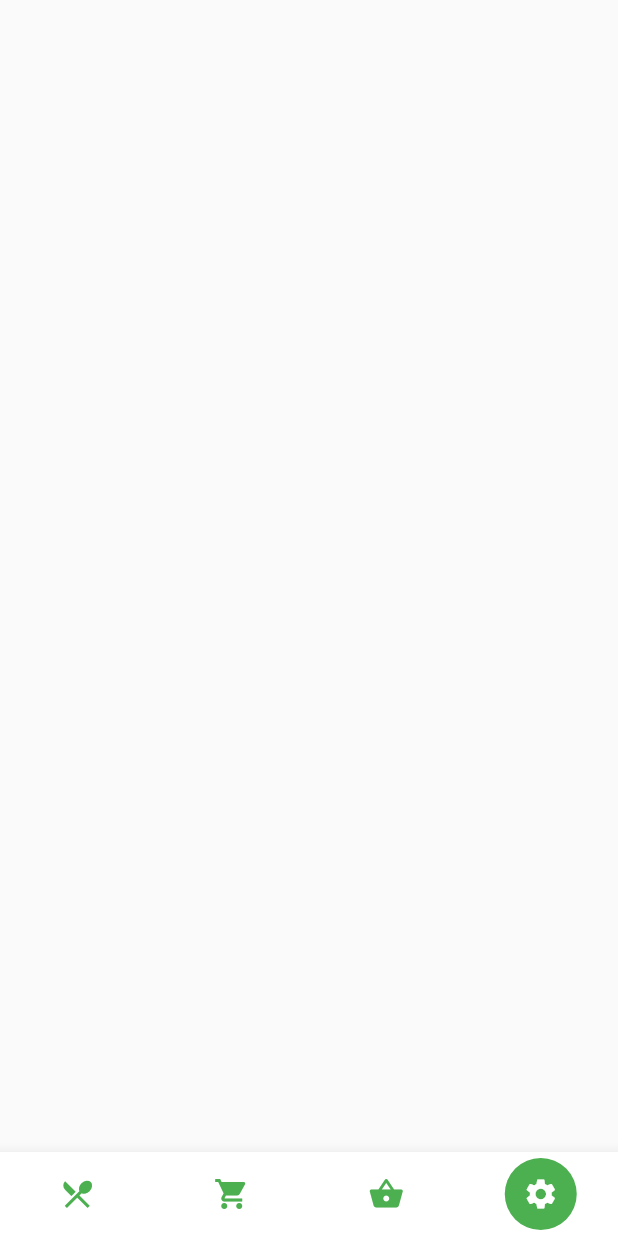
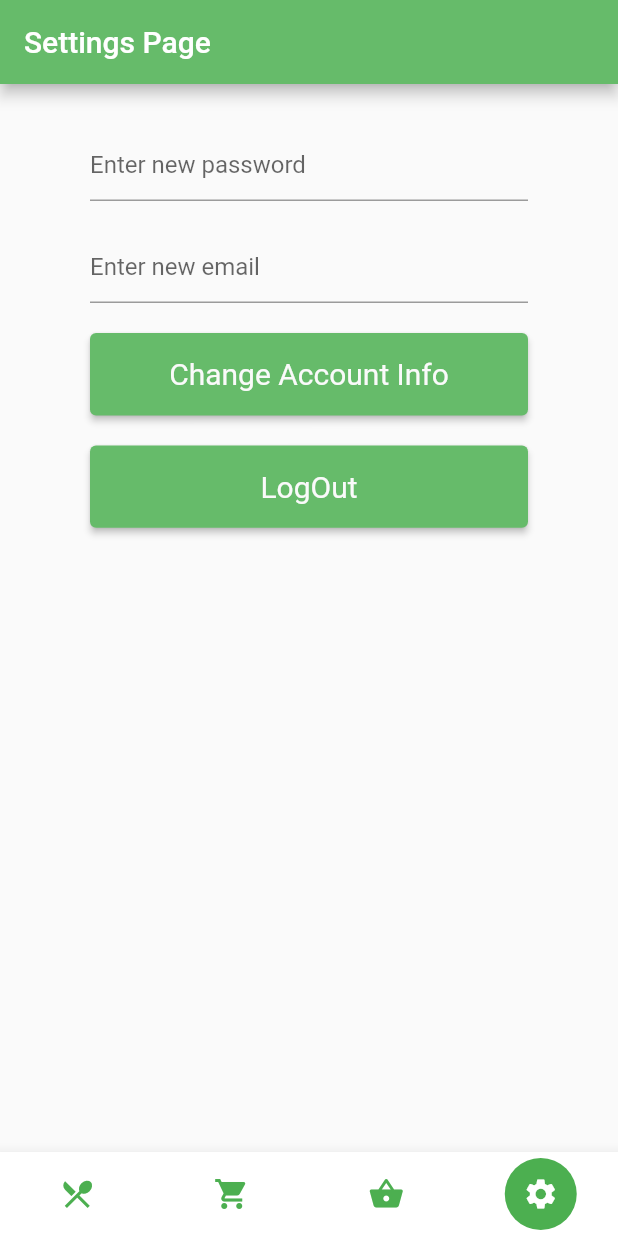
Before and after one commit to Tyler-McQueen/MagicRecipe, a Flutter app: the screen it shows once a user with an empty profile is signed in, item 4 of the bottom bar chosen, on a phone screen of 412 x 824 dp. Run offline on Flutter 3.47's test engine with Material 2 defaults, Android fonts, the light colour scheme and no system bars; drawn by our look-alikes of flutter_snake_navigationbar; our stand-ins replace cloud_firestore, firebase_auth, firebase_core; missing offline and left inert: animated_snack_bar, mobile_scanner, qr_code_scanner; accounts and stored records are empty; network calls fail.

Commit message:
minor bug fixes

```diff
--- a/Test_Project/test_project/lib/screens/pages/Barcode/barcodetest2.dart
+++ b/Test_Project/test_project/lib/screens/pages/Barcode/barcodetest2.dart
@@ -69,6 +69,7 @@ class BarcodeTest4State extends State<BarcodeTest4> {
                                             onPressed: () {
                                               Map<String, dynamic> map = {
                                                 'name': data!['Name'],
+                                                'itemID': data['itemID'],
                                                 'img': data!['img']
                                               };
                                               final User? user =
--- a/Test_Project/test_project/lib/screens/pages/Settings/settings.dart
+++ b/Test_Project/test_project/lib/screens/pages/Settings/settings.dart
@@ -1,7 +1,5 @@
+import 'package:firebase_auth/firebase_auth.dart';
 import 'package:flutter/material.dart';
-import 'package:cloud_firestore/cloud_firestore.dart';
-import 'package:firebase_storage/firebase_storage.dart';
-import 'package:test_project/screens/pages/Pantry/pantryHome.dart';
 
 class Settings extends StatefulWidget {
   @override
@@ -10,8 +8,101 @@ class Settings extends StatefulWidget {
 
 class _SettingsState extends State<Settings> {
   int count = 0;
+
+  final _formKey = GlobalKey<FormState>();
+
+  var newPassword = '';
+  var newEmail = '';
+
+  final newPasswordController = TextEditingController();
+  final newEmailController = TextEditingController();
+
+  @override
+  void dispose() {
+    newPasswordController.dispose();
+    newEmailController.dispose();
+    super.dispose();
+  }
+
+  final currentUser = FirebaseAuth.instance.currentUser!;
+
+  changeUserInfo() async {
+    try {
+      await currentUser?.updateEmail(newEmail);
+    } catch (error) {}
+
+    try {
+      await currentUser!.updatePassword(newPassword);
+    } catch (error) {}
+
+    FirebaseAuth.instance.signOut();
+  }
+
   @override
   Widget build(BuildContext context) {
-    return Scaffold(body: Stack());
+    final screenHeight = MediaQuery.of(context).size.height;
+    final screenWidth = MediaQuery.of(context).size.width;
+
+    return Scaffold(
+      appBar: AppBar(
+          title: const Text('Settings Page'),
+          backgroundColor: Colors.green[400]),
+      body: Container(
+        padding: const EdgeInsets.symmetric(vertical: 20.0, horizontal: 50.0),
+        child: Column(
+          children: <Widget>[
+            Padding(
+                padding: const EdgeInsets.all(10),
+                child: TextFormField(
+                  // ignore: prefer_const_constructors
+                  decoration: InputDecoration(
+                    hintText: 'Enter new password',
+                  ),
+                  controller: newPasswordController,
+                )),
+            Padding(
+                padding: const EdgeInsets.all(10),
+                child: TextFormField(
+                  decoration: InputDecoration(
+                    hintText: 'Enter new email',
+                  ),
+                  controller: newEmailController,
+                )),
+            Padding(
+                padding: const EdgeInsets.all(10),
+                child: ElevatedButton(
+                  child: Text('Change Account Info'),
+                  onPressed: () {
+                    setState(() {
+                      newPassword = newPasswordController.text;
+                      newEmail = newEmailController.text;
+                    });
+                    changeUserInfo();
+                  },
+                  style: ElevatedButton.styleFrom(
+                      padding: EdgeInsets.all(10.0),
+                      fixedSize: Size(screenWidth, screenHeight / 15),
+                      textStyle: TextStyle(fontSize: 20),
+                      primary: Colors.green[400],
+                      onPrimary: Color.fromARGB(255, 250, 250, 250)),
+                )),
+            Padding(
+                padding: const EdgeInsets.all(10),
+                child: ElevatedButton(
+                  child: Text('LogOut'),
+                  onPressed: () {
+                    FirebaseAuth.instance.signOut();
+                  },
+                  style: ElevatedButton.styleFrom(
+                      padding: EdgeInsets.all(10.0),
+                      fixedSize: Size(screenWidth, screenHeight / 15),
+                      textStyle: TextStyle(fontSize: 20),
+                      primary: Colors.green[400],
+                      onPrimary: Color.fromARGB(255, 250, 250, 250)),
+                )),
+          ],
+        ),
+      ),
+    );
   }
 }
```
Also changed, not shown: Test_Project/test_project/lib/screens/pages/Pantry/pantryAdd.dart (+4 -3 lines), Test_Project/test_project/lib/services/auth.dart (+10 -10 lines).
